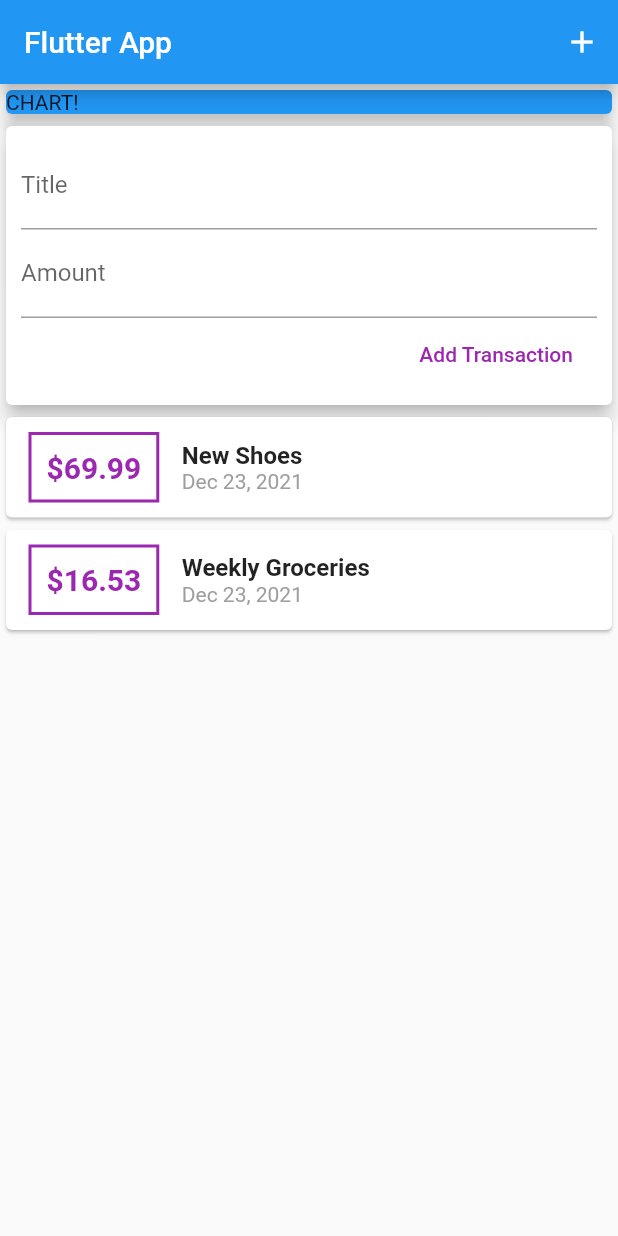
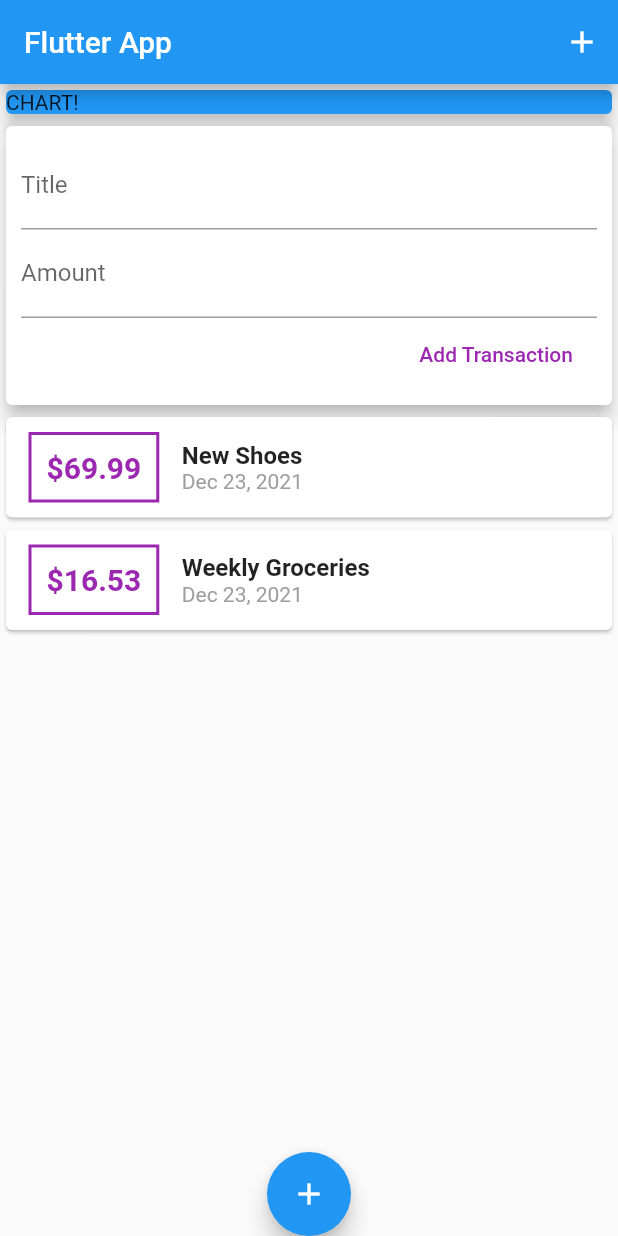
Before and after one commit to dhairya-lakhera/my-flutter-app2, a Flutter app: the screen it shows after launch, on a phone screen of 412 x 824 dp. Run offline on Flutter 3.47's test engine with Material 2 defaults, Android fonts, the phone set to English and light mode, and no system bars.

Commit message:
92 Adding Floating action button
floatingActionButtonLocation: FloatingActionButtonLocation.centerDocked,
floatingActionButton: FloatingActionButton(
    child: Icon(Icons.add),
    onPressed: () {},
),

```diff
--- a/lib/main.dart
+++ b/lib/main.dart
@@ -49,6 +49,11 @@ class MyHomePage extends StatelessWidget {
           ],
         ),
       ),
+      floatingActionButtonLocation: FloatingActionButtonLocation.centerDocked,
+      floatingActionButton: FloatingActionButton(
+        child: Icon(Icons.add),
+        onPressed: () {},
+      ),
     );
   }
 }
```
